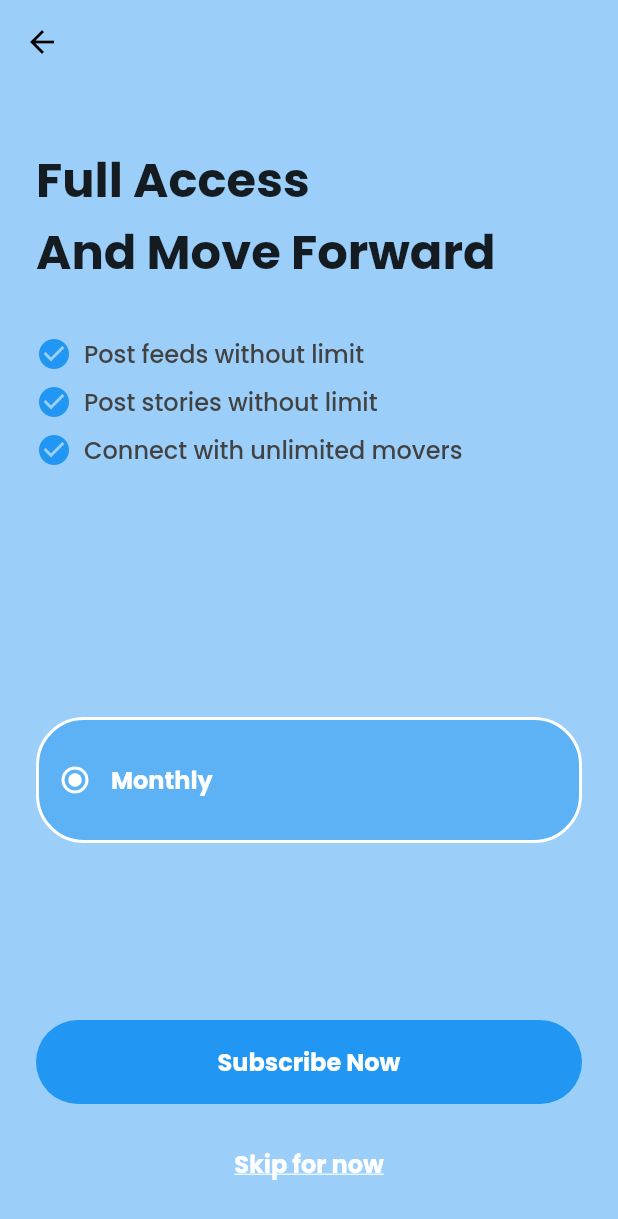
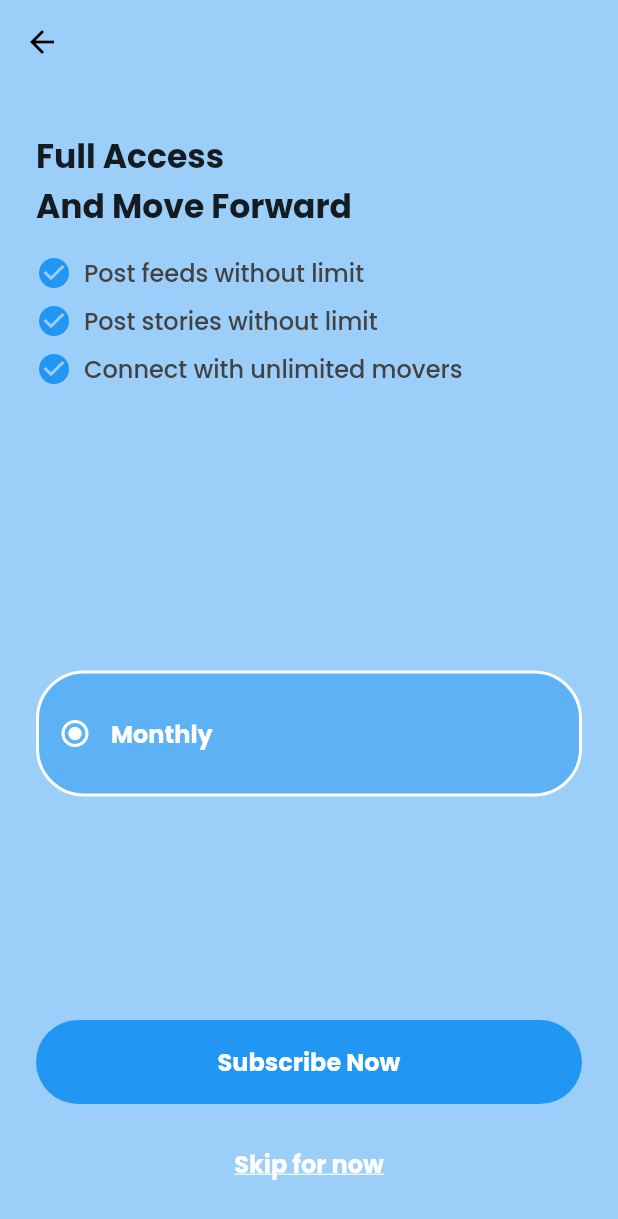
Before and after one commit to Programmers-City-Dev/creative_movers, a Flutter app: the SubscriptionScreen screen opened directly, on a phone screen of 412 x 824 dp. Shown: the top 1219 px of the screen. Run offline on Flutter 3.47's test engine with Material 2 defaults, Android fonts, the phone set to English and light mode, and no system bars; our stand-ins replace bloc, cached_network_image, camera, chewie, cloud_firestore, csc_picker and 39 more; missing offline and left inert: agora_rtc_engine, android_path_provider, any_link_preview, flutter_custom_tabs, flutter_downloader and 5 more; accounts and stored records are empty; generated files the repository leaves out were written again; project files that could hold a hidden picture were left out.

Commit message:
Fixed button overflow

```diff
--- a/lib/screens/main/payment/views/subscription_screen.dart
+++ b/lib/screens/main/payment/views/subscription_screen.dart
@@ -75,17 +75,17 @@ class _SubscriptionScreenState extends State<SubscriptionScreen> {
             crossAxisAlignment: CrossAxisAlignment.start,
             children: [
               const SizedBox(
-                height: 16,
+                height: 8,
               ),
               const Text(
                 'Full Access\nAnd Move Forward',
                 style: TextStyle(
-                  fontSize: 32,
+                  fontSize: 22,
                   fontWeight: FontWeight.bold,
                 ),
               ),
               const SizedBox(
-                height: 32.0,
+                height: 16.0,
               ),
               Row(
                 children: [
@@ -201,6 +201,9 @@ class _SubscriptionScreenState extends State<SubscriptionScreen> {
                         }
                         return const SizedBox.shrink();
                       },
+                    ),
+                    const SizedBox(
+                      height: 8.0,
                     ),
                     const Spacer(),
                     BlocConsumer<InAppPaymentCubit, InAppPaymentState>(
```
